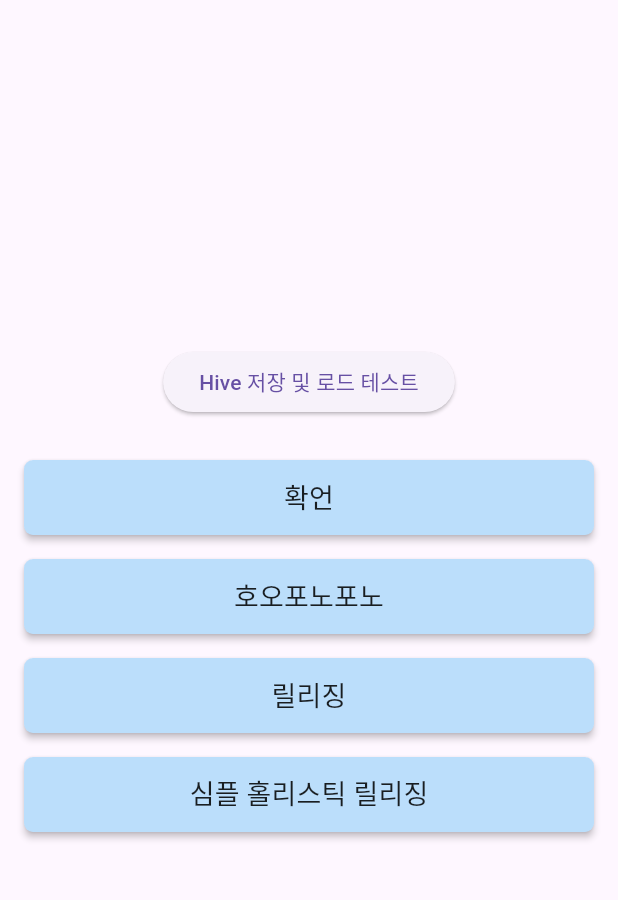
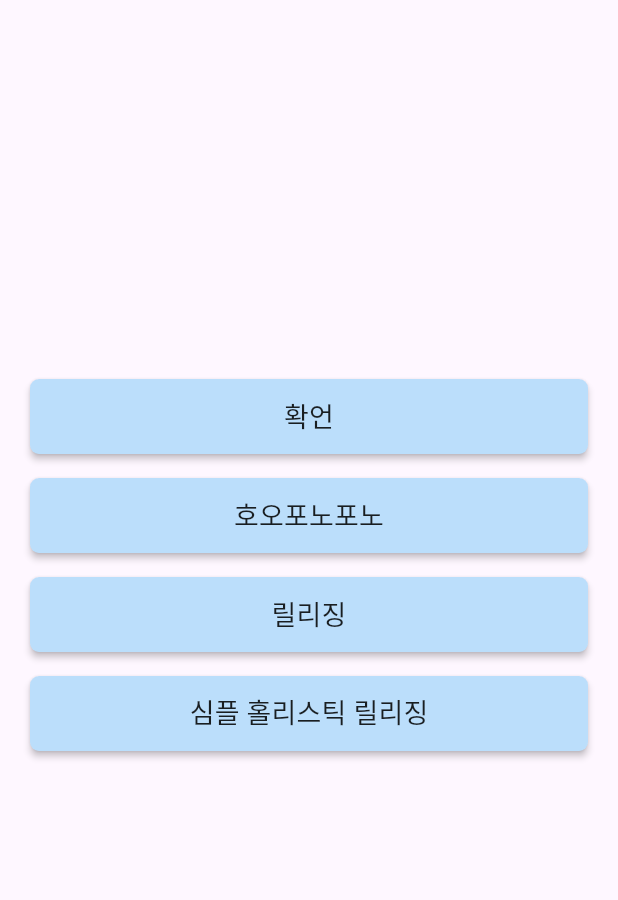
Before and after one commit to ToyProjectsHub/maum_counter, a Flutter app: the screen it shows after launch, on a phone screen of 412 x 824 dp, the part 65-965 px from its top. Run offline on Flutter 3.47's test engine with Material 3 defaults, Android fonts, the light colour scheme and no system bars; our stand-ins replace hive, hive_flutter, table_calendar; accounts and stored records are empty.

Commit message:
홈화면 버튼 최대 너비 수정

```diff
--- a/lib/screens/affirmation_screen.dart
+++ b/lib/screens/affirmation_screen.dart
@@ -174,7 +174,7 @@
         child: LayoutBuilder(
           builder: (context, constraints) {
             final screenHeight = constraints.maxHeight;
-            final topSpacing = screenHeight * 0.3;
+            final topSpacing = screenHeight * 0.25;
 
             return SingleChildScrollView(
               child: Padding(
--- a/lib/screens/home_screen.dart
+++ b/lib/screens/home_screen.dart
@@ -20,29 +20,39 @@
           ),
         ],
       ),
-      body: Padding(
-        padding: const EdgeInsets.all(16.0),
+      body: LayoutBuilder(
+        builder: (context, constraints) {
+          final screenHeight = constraints.maxHeight;
+          final topSpacing = screenHeight * 0.25; // 💡 세로 위치 조절
+
+          return SingleChildScrollView(
+            child: Padding(
+              padding: const EdgeInsets.all(20),
+              child: Center(
                 child: Column(
-          mainAxisAlignment: MainAxisAlignment.center,
                   children: [
-            ElevatedButton(
-              onPressed: () async {
-                // 데이터 저장 예제
-                await box.put('testKey', 'Hello Hive!');
+                    SizedBox(height: topSpacing),
 
-                // 데이터 로드 예제
-                var value = box.get('testKey');
-                print(value); // 콘솔에 'Hello Hive!' 출력됨
-              },
-              child: const Text('Hive 저장 및 로드 테스트'),
-            ),
+                    // ✅ 최대 너비 500으로 제한
+                    ConstrainedBox(
+                      constraints: const BoxConstraints(maxWidth: 500),
+                      child: Column(
+                        children: [
                           const SizedBox(height: 20),
                           buildMenuButton(context, '확언', '/affirmation'),
                           buildMenuButton(context, '호오포노포노', '/hooponopono'),
                           buildMenuButton(context, '릴리징', '/releasing'),
-            buildMenuButton(context, '심플 홀리스틱 릴리징', '/holistic'),
+                          buildMenuButton(
+                              context, '심플 홀리스틱 릴리징', '/holistic'),
                         ],
                       ),
+                    ),
+                  ],
+                ),
+              ),
+            ),
+          );
+        },
       ),
     );
   }
```
Lines whose indentation alone changed are shown as unchanged.
